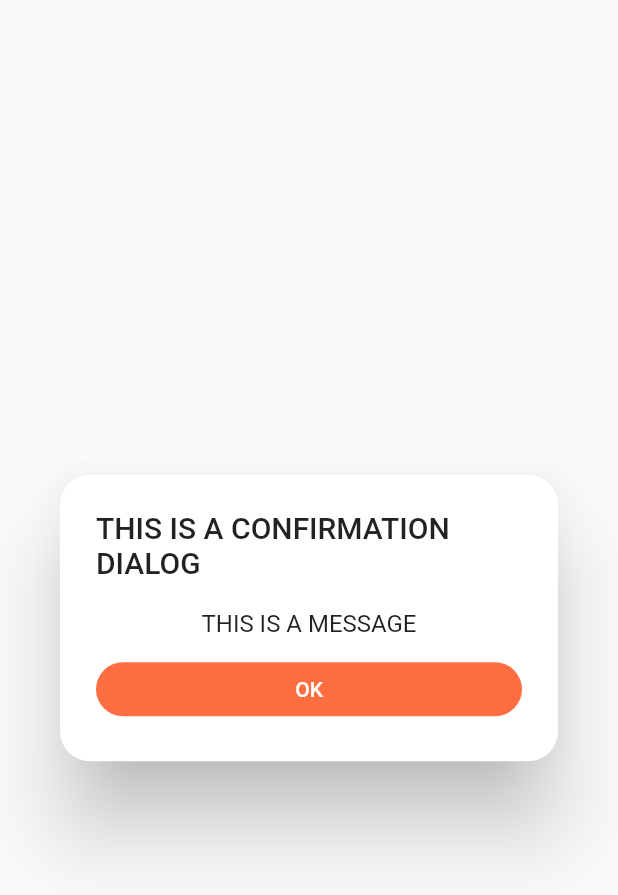
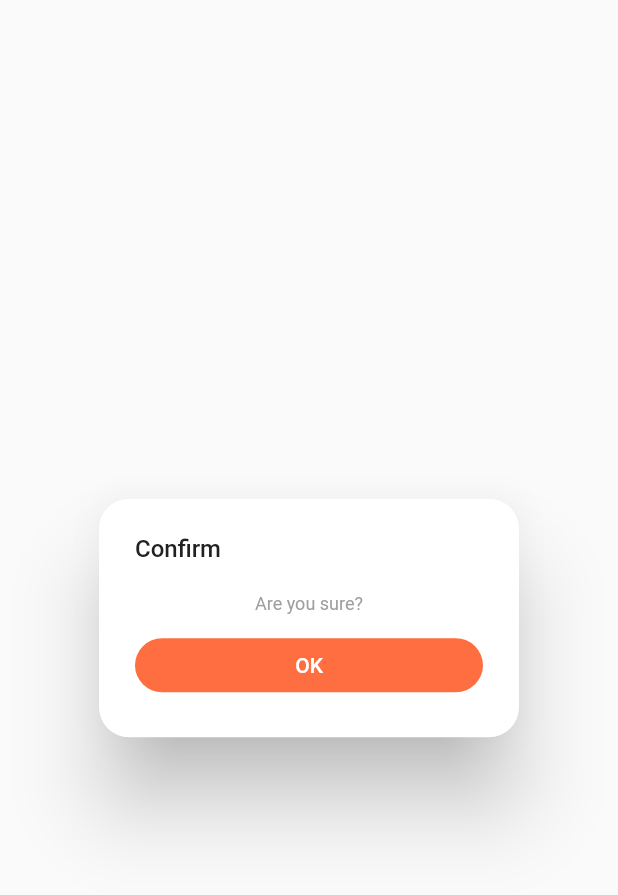
Before and after one commit to nolegirl/custom_dialogs, a Flutter app: the ConfirmationDialog widget shown alone on an empty page, opened directly, on a phone screen of 412 x 824 dp. Shown: the top 895 px of the screen. Run offline on Flutter 3.47's test engine with Material 2 defaults, Android fonts, the phone set to English and light mode, and no system bars.

Commit message:
Updated UI for confirm dialog

```diff
--- a/lib/choice_dialog.dart
+++ b/lib/choice_dialog.dart
@@ -25,9 +25,11 @@ class ChoiceDialog extends StatelessWidget {
       ),
       title: Text(
         title ?? '',
+        style: TextStyle(color: Colors.grey[900], fontSize: 16),
       ),
       content: Text(
         message ?? '',
+        style: TextStyle(color: Colors.grey[500], fontSize: 12),
       ),
       actions: [
         TextButton(
--- a/lib/confirmation_dialog.dart
+++ b/lib/confirmation_dialog.dart
@@ -16,13 +16,13 @@ class ConfirmationDialog extends StatelessWidget {
           borderRadius: BorderRadius.circular(20)
       ),
       title: Text(
-        title ?? '',
+        title ?? '', style: TextStyle(color: Colors.grey[900], fontSize: 16),
       ),
       content: Column(
         mainAxisSize: MainAxisSize.min,
         children: [
           Text(
-            message ?? '',
+            message ?? '', style: TextStyle(color: Colors.grey[500], fontSize: 12),
           ),
           SizedBox(height: 10,),
           Container(
--- a/lib/main.dart
+++ b/lib/main.dart
@@ -92,14 +92,15 @@ class _MyHomePageState extends State<MyHomePage> {
               child: Text(
                 'Open confirmation dialog',
                 style: TextStyle(color: Colors.deepOrangeAccent),
+                textAlign: TextAlign.left,
               ),
               onPressed: () {
                 showDialog(
                     context: context,
                     builder: (dialogContext) {
                       return ConfirmationDialog(
-                        title: 'THIS IS A CONFIRMATION DIALOG',
-                        message: 'THIS IS A MESSAGE',
+                        title: 'Confirm',
+                        message: 'Are you sure?',
                         optionalOnPress: () {},
                       );
                     });
```
